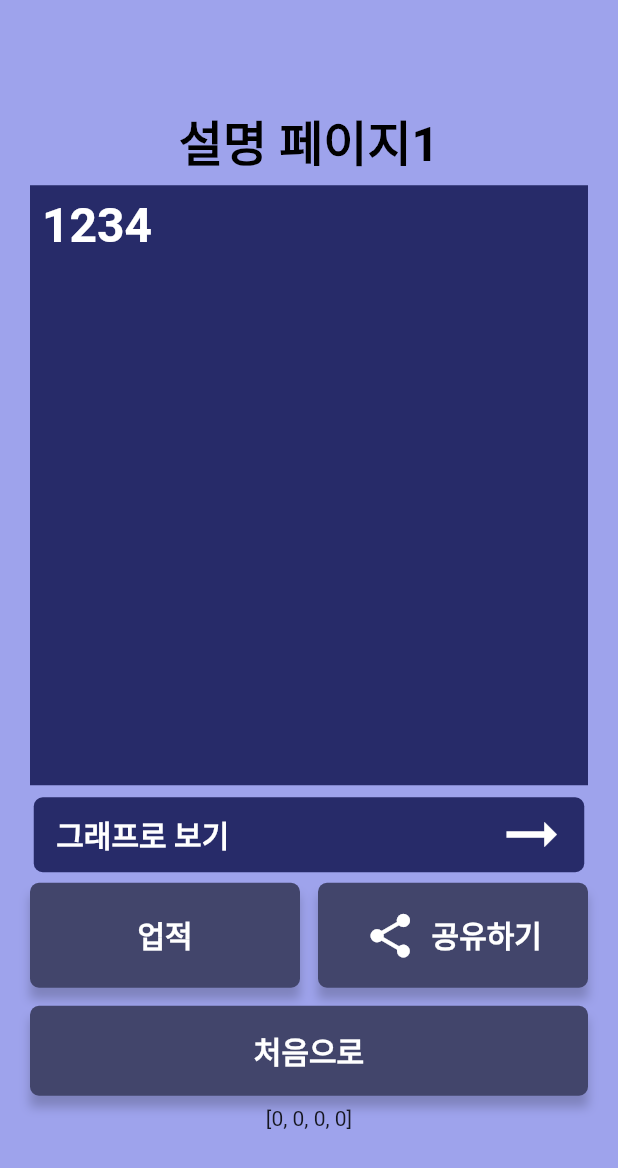
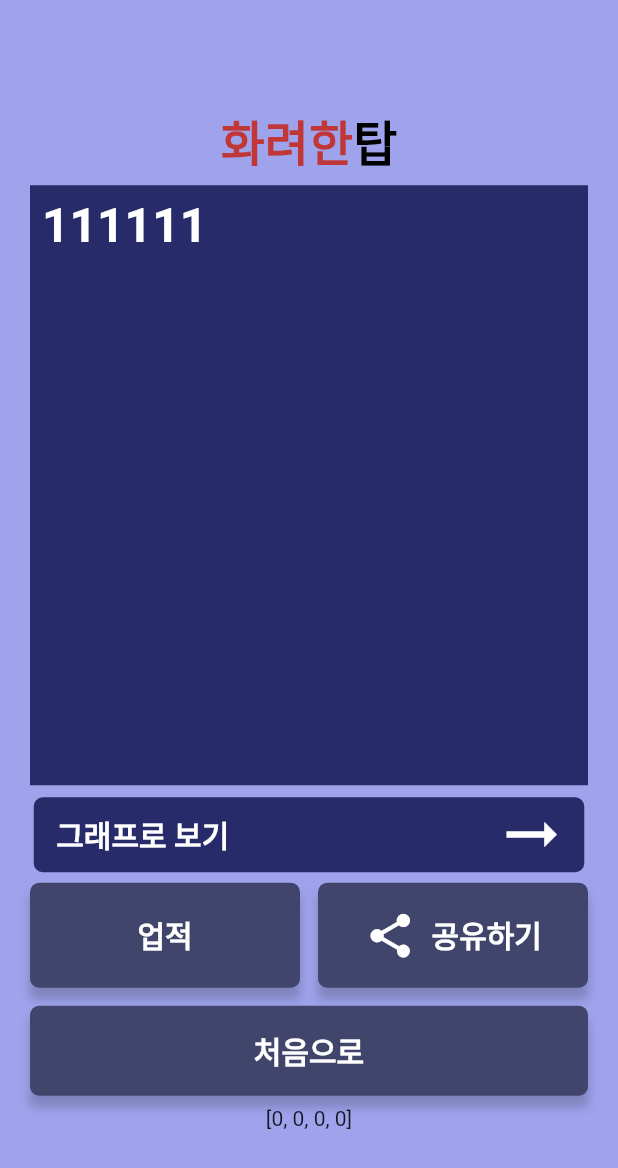
Before and after one commit to gns0170/flutter_app_7, a Flutter app: the ResultContext screen opened directly, after a tap on "그래프로 보기", on a phone screen of 412 x 824 dp. Shown: the top 1168 px of the screen. Run offline on Flutter 3.47's test engine with Material 2 defaults, Android fonts, the phone set to English and light mode, and no system bars.

Commit message:
5th, structure of result data s was flattend

```diff
--- a/lib/data/questions.dart
+++ b/lib/data/questions.dart
@@ -10,25 +10,26 @@ class DataQuestion {
 
 class Option {
   final String text;
-  final List<int> weight;
+  final List<int> weightStyle;
+  final List<int> weightPosition;
   final String nextKey;
-  Option(this.text, this.weight, this.nextKey);
+  Option(this.text, this.weightStyle, this.weightPosition, this.nextKey);
 }
 
 List<DataQuestion> q = [
   DataQuestion("q1", "Q. 첫번쨰 문제", const Text("123"), [
-    Option("1번 답", [3, -1, -1, -1], "q2"),
-    Option("2번 답", [1, 1, 1, -3], "q3"),
-    Option("3번 답", [-2, -2, 2, 2], "q3"),
+    Option("1번 답", [3, -1, -1, -1], [1, 1, 1, -1, -2], "q2"),
+    Option("2번 답", [1, 1, 1, -3], [3, 0, 0, -1, -2], "q3"),
+    Option("3번 답", [-2, -2, 2, 2], [0, 3, 0, -1, -2], "q3"),
   ]),
   DataQuestion("q2", "Q. 두번째 문제", const Text("234"), [
-    Option("1번 답", [3, -1, -1, -1], "q1"),
-    Option("2번 답", [1, 1, 1, -3], "q3"),
-    Option("3번 답", [-2, -2, 2, 2], "q1"),
-    Option("4번 답", [-2, -2, 2, 2], "q1"),
+    Option("1번 답", [3, -1, -1, -1], [1, 1, 1, -1, -2], "q1"),
+    Option("2번 답", [1, 1, 1, -3], [3, 0, 0, -1, -2], "q3"),
+    Option("3번 답", [-2, -2, 2, 2], [1, 1, 1, -1, -2], "q1"),
+    Option("4번 답", [-2, -2, 2, 2], [1, 1, 1, -1, -2], "q1"),
   ]),
   DataQuestion("q3", "Q. 세번쨰 문제", const Text("345"), [
-    Option("1번 답", [3, -1, -1, -1], "q2"),
-    Option("2번 답", [1, 1, 1, -3], "q1"),
+    Option("1번 답", [3, -1, -1, -1], [1, 1, 1, -1, -2], "q2"),
+    Option("2번 답", [1, 1, 1, -3], [3, 0, 0, -1, -2], "q1"),
   ]),
 ];
--- a/lib/data/results.dart
+++ b/lib/data/results.dart
@@ -0,0 +1,193 @@
+import 'package:flutter/material.dart';
+import 'package:flutter_application_7/widgets/texts.dart';
+import '../values/colors.dart' as custom_color;
+
+class DataResult {
+  final String key;
+  final Widget title;
+  final Widget explain;
+  DataResult(this.key, this.title, this.explain);
+}
+
+List<DataResult> r = [
+  DataResult(
+      'result1',
+      Row(mainAxisAlignment: MainAxisAlignment.center, children: const [
+        TextQuestion(words: '화려한', color: custom_color.labelColor1),
+        TextQuestion(words: '탑')
+      ]),
+      const TextExplain(
+        words: '111111',
+      )),
+  DataResult(
+      'result2',
+      Row(mainAxisAlignment: MainAxisAlignment.center, children: const [
+        TextQuestion(words: '정교한', color: custom_color.labelColor2),
+        TextQuestion(words: '탑')
+      ]),
+      const TextExplain(
+        words: '22222',
+      )),
+  DataResult(
+      'result3',
+      Row(mainAxisAlignment: MainAxisAlignment.center, children: const [
+        TextQuestion(words: '협력하는', color: custom_color.labelColor3),
+        TextQuestion(words: '탑')
+      ]),
+      const TextExplain(
+        words: '33333',
+      )),
+  DataResult(
+      'result4',
+      Row(mainAxisAlignment: MainAxisAlignment.center, children: const [
+        TextQuestion(words: '숭고한', color: custom_color.labelColor4),
+        TextQuestion(words: '탑')
+      ]),
+      const TextExplain(
+        words: '44444',
+      )),
+  DataResult(
+      'result5',
+      Row(mainAxisAlignment: MainAxisAlignment.center, children: const [
+        TextQuestion(words: '화려한', color: custom_color.labelColor1),
+        TextQuestion(words: '정글')
+      ]),
+      const TextExplain(
+        words: '111111',
+      )),
+  DataResult(
+      'result6',
+      Row(mainAxisAlignment: MainAxisAlignment.center, children: const [
+        TextQuestion(words: '정교한', color: custom_color.labelColor2),
+        TextQuestion(words: '정글')
+      ]),
+      const TextExplain(
+        words: '22222',
+      )),
+  DataResult(
+      'result7',
+      Row(mainAxisAlignment: MainAxisAlignment.center, children: const [
+        TextQuestion(words: '협력하는', color: custom_color.labelColor3),
+        TextQuestion(words: '정글')
+      ]),
+      const TextExplain(
+        words: '33333',
+      )),
+  DataResult(
+      'result8',
+      Row(mainAxisAlignment: MainAxisAlignment.center, children: const [
+        TextQuestion(words: '숭고한', color: custom_color.labelColor4),
+        TextQuestion(words: '정글')
+      ]),
+      const TextExplain(
+        words: '44444',
+      )),
+  DataResult(
+      'result9',
+      Row(mainAxisAlignment: MainAxisAlignment.center, children: const [
+        TextQuestion(words: '화려한', color: custom_color.labelColor1),
+        TextQuestion(words: '미드')
+      ]),
+      const TextExplain(
+        words: '111111',
+      )),
+  DataResult(
+      'result10',
+      Row(mainAxisAlignment: MainAxisAlignment.center, children: const [
+        TextQuestion(words: '정교한', color: custom_color.labelColor2),
+        TextQuestion(words: '미드')
+      ]),
+      const TextExplain(
+        words: '22222',
+      )),
+  DataResult(
+      'result11',
+      Row(mainAxisAlignment: MainAxisAlignment.center, children: const [
+        TextQuestion(words: '협력하는', color: custom_color.labelColor3),
+        TextQuestion(words: '미드')
+      ]),
+      const TextExplain(
+        words: '33333',
+      )),
+  DataResult(
+      'result12',
+      Row(mainAxisAlignment: MainAxisAlignment.center, children: const [
+        TextQuestion(words: '숭고한', color: custom_color.labelColor4),
+        TextQuestion(words: '미드')
+      ]),
+      const TextExplain(
+        words: '44444',
+      )),
+  DataResult(
+      'result13',
+      Row(mainAxisAlignment: MainAxisAlignment.center, children: const [
+        TextQuestion(words: '화려한', color: custom_color.labelColor1),
+        TextQuestion(words: '원딜')
+      ]),
+      const TextExplain(
+        words: '111111',
+      )),
+  DataResult(
+      'result14',
+      Row(mainAxisAlignment: MainAxisAlignment.center, children: const [
+        TextQuestion(words: '정교한', color: custom_color.labelColor2),
+        TextQuestion(words: '원딜')
+      ]),
+      const TextExplain(
+        words: '22222',
+      )),
+  DataResult(
+      'result15',
+      Row(mainAxisAlignment: MainAxisAlignment.center, children: const [
+        TextQuestion(words: '협력하는', color: custom_color.labelColor3),
+        TextQuestion(words: '원딜')
+      ]),
+      const TextExplain(
+        words: '33333',
+      )),
+  DataResult(
+      'result16',
+      Row(mainAxisAlignment: MainAxisAlignment.center, children: const [
+        TextQuestion(words: '숭고한', color: custom_color.labelColor4),
+        TextQuestion(words: '원딜')
+      ]),
+      const TextExplain(
+        words: '44444',
+      )),
+  DataResult(
+      'result17',
+      Row(mainAxisAlignment: MainAxisAlignment.center, children: const [
+        TextQuestion(words: '화려한', color: custom_color.labelColor1),
+        TextQuestion(words: '서포터')
+      ]),
+      const TextExplain(
+        words: '111111',
+      )),
+  DataResult(
+      'result18',
+      Row(mainAxisAlignment: MainAxisAlignment.center, children: const [
+        TextQuestion(words: '정교한', color: custom_color.labelColor2),
+        TextQuestion(words: '서포터')
+      ]),
+      const TextExplain(
+        words: '22222',
+      )),
+  DataResult(
+      'result19',
+      Row(mainAxisAlignment: MainAxisAlignment.center, children: const [
+        TextQuestion(words: '협력하는', color: custom_color.labelColor3),
+        TextQuestion(words: '서포터')
+      ]),
+      const TextExplain(
+        words: '33333',
+      )),
+  DataResult(
+      'result20',
+      Row(mainAxisAlignment: MainAxisAlignment.center, children: const [
+        TextQuestion(words: '숭고한', color: custom_color.labelColor4),
+        TextQuestion(words: '서포터')
+      ]),
+      const TextExplain(
+        words: '44444',
+      )),
+];
--- a/lib/screens/home.dart
+++ b/lib/screens/home.dart
@@ -11,7 +11,7 @@ class Home extends StatefulWidget {
 }
 
 List<int> shownWeight = [0, 0, 0, 0];
-void addWeight(List<int> a) {
+void proAddWeight(List<int> a) {
   if (a.length == 4) {
     for (int index = 0; index < 4; index++) {
       shownWeight[index] = shownWeight[index] + a[index];
--- a/lib/screens/questions.dart
+++ b/lib/screens/questions.dart
@@ -54,7 +54,7 @@ class _QuestionState extends State<Question> {
                 text: shownQuestion.options[index].text,
                 onPressed: () {
                   outerChecker();
-                  addWeight(shownQuestion.options[index].weight);
+                  proAddWeight(shownQuestion.options[index].weightStyle);
                   semiKey = shownQuestion.options[index].nextKey;
                   shower();
                 },
--- a/lib/screens/result.dart
+++ b/lib/screens/result.dart
@@ -1,4 +1,5 @@
 import 'package:flutter/material.dart';
+import 'package:flutter_application_7/data/results.dart';
 import 'package:flutter_application_7/widgets/button.dart';
 import 'package:flutter_application_7/widgets/layout.dart';
 import 'package:flutter_application_7/widgets/texts.dart';
@@ -13,20 +14,36 @@ class Result extends StatefulWidget {
   _ResultState createState() => _ResultState();
 }
 
-class _ResultState extends State<Result> {
+dynamic _globalTabController;
+
+class _ResultState extends State<Result> with SingleTickerProviderStateMixin {
+  late TabController _tabController;
+  @override
+  void initState() {
+    super.initState();
+    _tabController = TabController(length: 2, vsync: this);
+    _globalTabController = _tabController;
+  }
+
+  @override
+  void dispose() {
+    _tabController.dispose();
+    super.dispose();
+  }
+
   @override
   Widget build(BuildContext context) {
-    return const DefaultTabController(
-        length: 2,
-        child: TabBarView(
-          children: [
-            ResultContext(),
-            ResultGraph(),
-          ],
-        ));
+    return TabBarView(
+      controller: _tabController,
+      children: const [
+        ResultContext(),
+        ResultGraph(),
+      ],
+    );
   }
 }
 
+//first Screen
 class ResultContext extends StatefulWidget {
   const ResultContext({Key? key}) : super(key: key);
 
@@ -37,32 +54,16 @@ class ResultContext extends StatefulWidget {
 class _ResultContextState extends State<ResultContext> {
   Widget shownResultText = Container();
   Widget shownResultTitle = Container();
-  void highestWeight() {
+
+  void selectShownResult() {
     int maxWeight = shownWeight.reduce(max);
     int index;
+    dynamic proResult;
     for (index = 0; shownWeight[index] != maxWeight; index++) {}
     setState(() {
-      switch (index) {
-        case 0:
-          shownResultText = const TextExplain(words: "1234");
-          shownResultTitle = const TextQuestion(words: "설명 페이지1");
-          break;
-        case 1:
-          shownResultText = const TextExplain(words: "234");
-          shownResultTitle = const TextQuestion(words: "설명 페이지2");
-          break;
-        case 2:
-          shownResultText = const TextExplain(words: "345");
-          shownResultTitle = const TextQuestion(words: "설명 페이지3");
-          break;
-        case 3:
-          shownResultText = const TextExplain(words: "456");
-          shownResultTitle = const TextQuestion(words: "설명 페이지4");
-          break;
-        default:
-          break;
-      }
-      print(index);
+      proResult = r[index];
+      shownResultText = proResult.explain;
+      shownResultTitle = proResult.title;
     });
   }
 
@@ -74,7 +75,11 @@ class _ResultContextState extends State<ResultContext> {
         ),
         DarkerButton(
             text: '그래프로 보기',
-            onPressed: () {},
+            onPressed: () {
+              setState(() {
+                _globalTabController?.index = 1;
+              });
+            },
             iconDetail: const Icon(
               Icons.arrow_right_alt,
               size: 50,
@@ -102,14 +107,18 @@ class _ResultContextState extends State<ResultContext> {
           ],
         ),
         const SizedBox(height: 5),
-        DarkButton(text: "처음으로", onPressed: () {})
+        DarkButton(
+            text: "처음으로",
+            onPressed: () {
+              Navigator.pop(context);
+            })
       ],
     );
   }
 
   @override
   Widget build(BuildContext context) {
-    highestWeight();
+    selectShownResult();
     return Scaffold(
         body: centerColumn([
       shownResultTitle,
@@ -121,6 +130,7 @@ class _ResultContextState extends State<ResultContext> {
   }
 }
 
+//second Screen
 class ResultGraph extends StatefulWidget {
   const ResultGraph({Key? key}) : super(key: key);
 
--- a/lib/widgets/texts.dart
+++ b/lib/widgets/texts.dart
@@ -1,8 +1,10 @@
 import 'package:flutter/material.dart';
 
 class TextQuestion extends StatefulWidget {
-  const TextQuestion({Key? key, required this.words}) : super(key: key);
+  const TextQuestion({Key? key, required this.words, this.color})
+      : super(key: key);
 
+  final dynamic color;
   final dynamic words;
   @override
   _TextQuestionState createState() => _TextQuestionState();
@@ -13,8 +15,10 @@ class _TextQuestionState extends State<TextQuestion> {
   Widget build(BuildContext context) {
     return Text(
       widget.words,
-      style: const TextStyle(
-          color: Colors.black, fontSize: 32, fontWeight: FontWeight.bold),
+      style: TextStyle(
+          color: widget.color ?? Colors.black,
+          fontSize: 32,
+          fontWeight: FontWeight.bold),
       textAlign: TextAlign.center,
     );
   }
```
